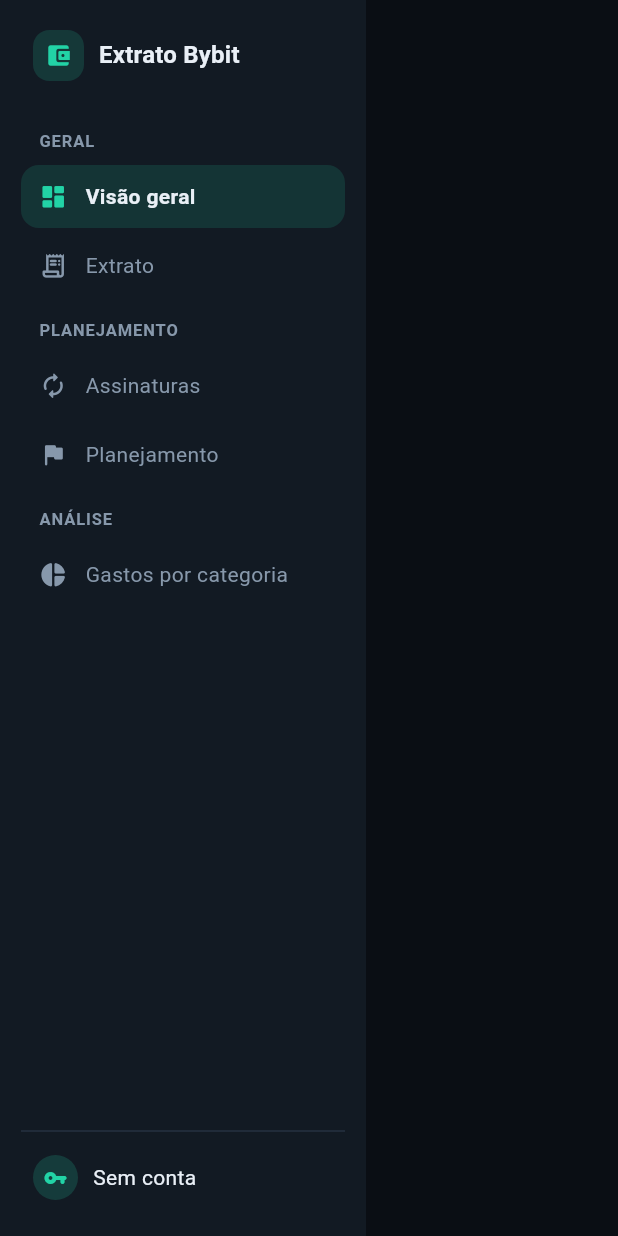
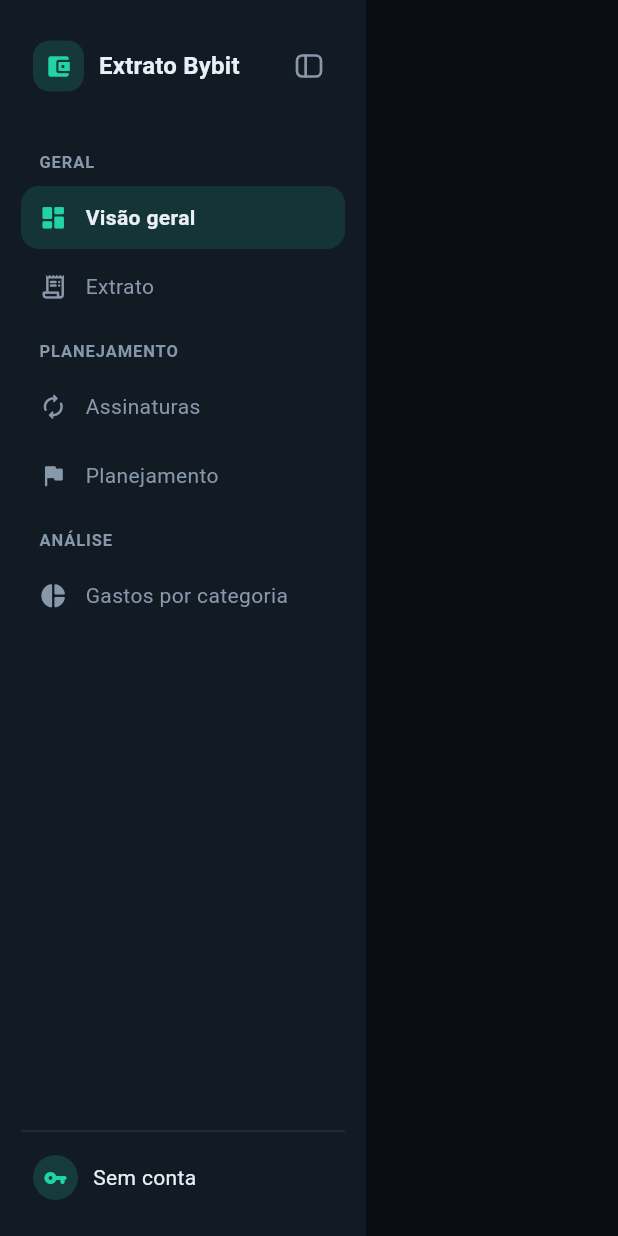
Before and after one commit to maikodouglasss83/bybit-extrato, a Flutter app: the _SideNav widget shown alone on an empty page, opened directly with empty values, on a phone screen of 412 x 824 dp. Run offline on Flutter 3.47's test engine with Material 3 defaults, Android fonts, the phone set to English and light mode, and no system bars; our stand-ins replace flutter_secure_storage, supabase_flutter; accounts and stored records are empty; network calls fail; statements that could not run were skipped.

Commit message:
Permite recolher o menu lateral no computador
Co-Authored-By: Claude Opus 5 <noreply@anthropic.com>

```diff
--- a/lib/ui/shell.dart
+++ b/lib/ui/shell.dart
@@ -36,6 +36,9 @@ class _AppShellState extends State<AppShell> {
   /// De onde o usuário veio ao abrir os ajustes, para o botão devolvê-lo ao
   /// mesmo lugar em vez de largá-lo na primeira aba.
   int _antesDosAjustes = 0;
+
+  /// Barra lateral só com os ícones, para sobrar espaço para as tabelas.
+  bool _menuRecolhido = false;
 
   static const _titles = [
     'Visão geral',
@@ -92,6 +95,9 @@ class _AppShellState extends State<AppShell> {
                 index: _index,
                 onSelect: (i) => setState(() => _index = i),
                 state: state,
+                recolhido: _menuRecolhido,
+                onAlternar: () =>
+                    setState(() => _menuRecolhido = !_menuRecolhido),
               ),
               const VerticalDivider(width: 1),
               Expanded(
@@ -243,11 +249,18 @@ class _SideNav extends StatelessWidget {
     required this.index,
     required this.onSelect,
     required this.state,
+    required this.recolhido,
+    required this.onAlternar,
   });
 
   final int index;
   final ValueChanged<int> onSelect;
   final AppState state;
+  final bool recolhido;
+  final VoidCallback onAlternar;
+
+  static const larguraAberta = 244.0;
+  static const larguraRecolhida = 72.0;
 
   static const _secoes = <String, List<(int, IconData, String)>>{
     'GERAL': [
@@ -265,15 +278,76 @@ class _SideNav extends StatelessWidget {
 
   @override
   Widget build(BuildContext context) {
-    return Container(
-      width: 244,
+    return AnimatedContainer(
+      duration: const Duration(milliseconds: 220),
+      curve: Curves.easeOutCubic,
+      width: recolhido ? larguraRecolhida : larguraAberta,
       color: context.colors.surface,
-      padding: const EdgeInsets.symmetric(vertical: 20, horizontal: 14),
+      // Durante a animação a largura passa por valores intermediários: os
+      // textos só aparecem quando cabem, para não estourar no meio do caminho.
+      child: LayoutBuilder(
+        builder: (context, constraints) {
+          final compacto = constraints.maxWidth < 200;
+          return Padding(
+            padding: EdgeInsets.symmetric(
+              vertical: 20,
+              horizontal: compacto ? 10 : 14,
+            ),
+            child: Column(
+              crossAxisAlignment: compacto
+                  ? CrossAxisAlignment.center
+                  : CrossAxisAlignment.start,
+              children: [
+                _cabecalho(context, compacto),
+                const SizedBox(height: 22),
+                Expanded(
+                  child: SingleChildScrollView(
                     child: Column(
                       crossAxisAlignment: CrossAxisAlignment.start,
                       children: [
+                        for (final secao in _secoes.entries) ...[
+                          if (compacto)
+                            const Padding(
+                              padding: EdgeInsets.symmetric(vertical: 8),
+                              child: Divider(height: 1, indent: 8, endIndent: 8),
+                            )
+                          else
                             Padding(
-            padding: const EdgeInsets.symmetric(horizontal: 8),
+                              padding: const EdgeInsets.fromLTRB(12, 10, 12, 8),
+                              child: Text(
+                                secao.key,
+                                style: context.texts.labelSmall,
+                                maxLines: 1,
+                              ),
+                            ),
+                          for (final (i, icone, rotulo) in secao.value)
+                            _navItem(context, i, icone, rotulo, compacto),
+                        ],
+                      ],
+                    ),
+                  ),
+                ),
+                const Divider(height: 24),
+                _Assinante(state: state, compacto: compacto),
+              ],
+            ),
+          );
+        },
+      ),
+    );
+  }
+
+  Widget _cabecalho(BuildContext context, bool compacto) {
+    final botao = IconButton(
+      tooltip: recolhido ? 'Expandir menu' : 'Recolher menu',
+      onPressed: onAlternar,
+      icon: _IconeBarraLateral(color: context.tones.muted),
+    );
+
+    if (compacto) return botao;
+
+    return Padding(
+      padding: const EdgeInsets.only(left: 8),
       child: Row(
         children: [
           Container(
@@ -292,57 +366,46 @@ class _SideNav extends StatelessWidget {
             child: Text(
               'Extrato Bybit',
               style: context.texts.titleMedium,
+              maxLines: 1,
               overflow: TextOverflow.ellipsis,
             ),
           ),
-              ],
-            ),
-          ),
-          const SizedBox(height: 22),
-          Expanded(
-            child: SingleChildScrollView(
-              child: Column(
-                crossAxisAlignment: CrossAxisAlignment.start,
-                children: [
-                  for (final secao in _secoes.entries) ...[
-                    Padding(
-                      padding: const EdgeInsets.fromLTRB(12, 10, 12, 8),
-                      child: Text(secao.key, style: context.texts.labelSmall),
-                    ),
-                    for (final (i, icone, rotulo) in secao.value)
-                      _navItem(context, i, icone, rotulo),
-                  ],
-                ],
-              ),
-            ),
-          ),
-          const Divider(height: 24),
-          _Assinante(state: state),
+          botao,
         ],
       ),
     );
   }
 
-  Widget _navItem(BuildContext context, int i, IconData icon, String label) {
+  Widget _navItem(
+    BuildContext context,
+    int i,
+    IconData icon,
+    String label,
+    bool compacto,
+  ) {
     final selected = index == i;
-    return Padding(
-      padding: const EdgeInsets.only(bottom: 4),
-      child: InkWell(
+    final icone = Icon(icon,
+        size: 19, color: selected ? AppColors.accent : context.tones.muted);
+
+    final item = InkWell(
       borderRadius: BorderRadius.circular(12),
       onTap: () => onSelect(i),
       child: Container(
-          padding: const EdgeInsets.symmetric(horizontal: 12, vertical: 11),
+        padding: EdgeInsets.symmetric(
+          horizontal: compacto ? 0 : 12,
+          vertical: 11,
+        ),
         decoration: BoxDecoration(
           color: selected
               ? AppColors.accent.withValues(alpha: 0.14)
               : Colors.transparent,
           borderRadius: BorderRadius.circular(12),
         ),
-          child: Row(
+        child: compacto
+            ? Center(child: icone)
+            : Row(
                 children: [
-              Icon(icon,
-                  size: 19,
-                  color: selected ? AppColors.accent : context.tones.muted),
+                  icone,
                   const SizedBox(width: 12),
                   Expanded(
                     child: Text(
@@ -350,7 +413,8 @@ class _SideNav extends StatelessWidget {
                       maxLines: 1,
                       overflow: TextOverflow.ellipsis,
                       style: context.texts.bodyMedium?.copyWith(
-                    fontWeight: selected ? FontWeight.w600 : FontWeight.w400,
+                        fontWeight:
+                            selected ? FontWeight.w600 : FontWeight.w400,
                         color: selected
                             ? context.colors.onSurface
                             : context.tones.muted,
@@ -360,27 +424,76 @@ class _SideNav extends StatelessWidget {
                 ],
               ),
       ),
-      ),
+    );
+
+    return Padding(
+      padding: const EdgeInsets.only(bottom: 4),
+      // Recolhido, o nome da página aparece ao passar o mouse.
+      child: compacto
+          ? Tooltip(
+              message: label,
+              waitDuration: const Duration(milliseconds: 300),
+              child: item,
+            )
+          : item,
     );
   }
 }
 
+/// Quadrado arredondado com a faixa da barra à esquerda.
+class _IconeBarraLateral extends StatelessWidget {
+  const _IconeBarraLateral({required this.color});
+
+  final Color color;
+
+  @override
+  Widget build(BuildContext context) {
+    return SizedBox.square(
+      dimension: 20,
+      child: CustomPaint(painter: _PintorBarraLateral(color)),
+    );
+  }
+}
+
+class _PintorBarraLateral extends CustomPainter {
+  const _PintorBarraLateral(this.color);
+
+  final Color color;
+
+  @override
+  void paint(Canvas canvas, Size size) {
+    final pincel = Paint()
+      ..color = color
+      ..style = PaintingStyle.stroke
+      ..strokeWidth = 1.8
+      ..strokeCap = StrokeCap.round;
+
+    final caixa = Rect.fromLTWH(2, 3, size.width - 4, size.height - 6);
+    canvas.drawRRect(
+      RRect.fromRectAndRadius(caixa, const Radius.circular(3.5)),
+      pincel,
+    );
+    final x = caixa.left + caixa.width * 0.36;
+    canvas.drawLine(Offset(x, caixa.top), Offset(x, caixa.bottom), pincel);
+  }
+
+  @override
+  bool shouldRepaint(_PintorBarraLateral old) => old.color != color;
+}
+
 /// Quem está usando o app, no pé da barra lateral.
 class _Assinante extends StatelessWidget {
-  const _Assinante({required this.state});
+  const _Assinante({required this.state, this.compacto = false});
 
   final AppState state;
+  final bool compacto;
 
   @override
   Widget build(BuildContext context) {
     final nome = state.cloudName ?? state.cloudEmail;
     final chave = state.credentials?.maskedKey;
 
-    return Padding(
-      padding: const EdgeInsets.symmetric(horizontal: 8, vertical: 4),
-      child: Row(
-        children: [
-          CircleAvatar(
+    final avatar = CircleAvatar(
             radius: 15,
             backgroundColor: AppColors.accent.withValues(alpha: 0.18),
             backgroundImage: state.cloudAvatar == null
@@ -393,7 +506,24 @@ class _Assinante extends StatelessWidget {
                     size: 16,
                     color: AppColors.accent,
                   ),
+          );
+
+    if (compacto) {
+      return Tooltip(
+        message: [nome ?? 'Sem conta', if (chave != null) 'Chave $chave']
+            .join('\n'),
+        child: Padding(
+          padding: const EdgeInsets.symmetric(vertical: 4),
+          child: avatar,
         ),
+      );
+    }
+
+    return Padding(
+      padding: const EdgeInsets.symmetric(horizontal: 8, vertical: 4),
+      child: Row(
+        children: [
+          avatar,
           const SizedBox(width: 10),
           Expanded(
             child: Column(
```
Also changed, not shown: 1 other file. Lines whose indentation alone changed are shown as unchanged.
